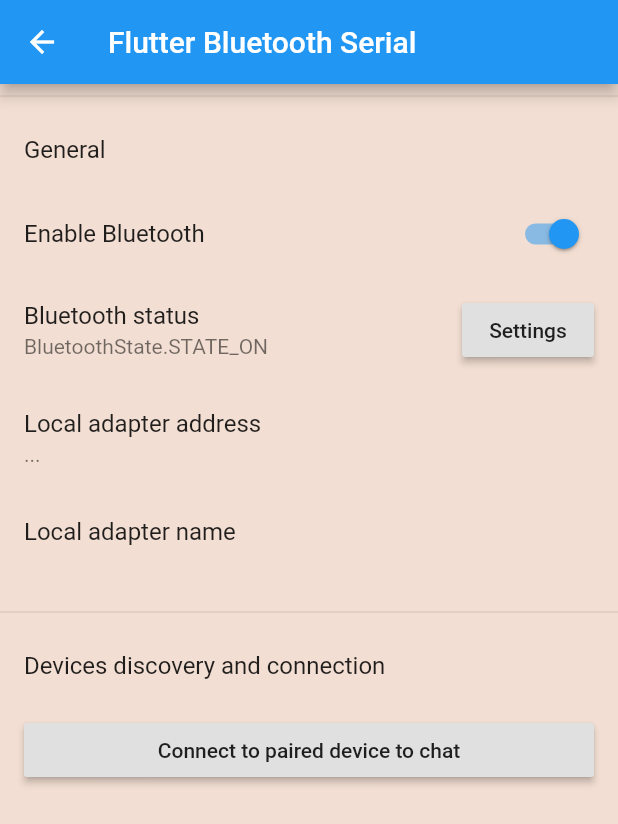
After one commit to NinhLan/ihm-arduno, a Flutter app: the MainPage screen opened by its route, on a phone screen of 412 x 824 dp. The commit adds this screen. Shown: the top 824 px of the screen. Run offline on Flutter 3.47's test engine with Material 2 defaults, Android fonts, the phone set to English and light mode, and no system bars; our stand-ins replace flutter_bluetooth_serial; statements that could not run were skipped.

Commit message:
Add files via upload

```diff
--- /dev/null
+++ b/lib/MainPage.dart
@@ -0,0 +1,166 @@
+import 'dart:async';
+import 'package:flutter/material.dart';
+import 'package:ihm/communication.dart';
+import 'package:flutter_bluetooth_serial/flutter_bluetooth_serial.dart';
+
+import './SelectBondedDevicePage.dart';
+import './ChatPage.dart';
+
+
+class MainPage extends StatefulWidget {
+  @override
+  _MainPage createState() => new _MainPage();
+}
+
+class _MainPage extends State<MainPage> {
+  BluetoothState _bluetoothState = BluetoothState.UNKNOWN;
+
+  String _address = "...";
+  String _name = "...";
+
+  @override
+  void initState() {
+    super.initState();
+
+    // Get current state
+    FlutterBluetoothSerial.instance.state.then((state) {
+      setState(() {
+        _bluetoothState = state;
+      });
+    });
+
+    Future.doWhile(() async {
+      // Wait if adapter not enabled
+      if (await FlutterBluetoothSerial.instance.isEnabled) {
+        return false;
+      }
+      await Future.delayed(Duration(milliseconds: 0xDD));
+      return true;
+    }).then((_) {
+      // Update the address field
+      FlutterBluetoothSerial.instance.address.then((address) {
+        setState(() {
+          _address = address;
+        });
+      });
+    });
+
+    FlutterBluetoothSerial.instance.name.then((name) {
+      setState(() {
+        _name = name;
+      });
+    });
+
+    // Listen for futher state changes
+    FlutterBluetoothSerial.instance
+        .onStateChanged()
+        .listen((BluetoothState state) {
+      setState(() {
+        _bluetoothState = state;
+      });
+    });
+  }
+
+  // This code is just a example if you need to change page and you need to communicate to the raspberry again
+  void init() async {
+    Communication com = Communication();
+    await com.connectBl(_address);
+    com.sendMessage("Hello");
+    setState(() {});
+  }
+
+  @override
+  void dispose() {
+    FlutterBluetoothSerial.instance.setPairingRequestHandler(null);
+    super.dispose();
+  }
+
+  @override
+  Widget build(BuildContext context) {
+    return Scaffold(
+      appBar: AppBar(
+        title: const Text('Flutter Bluetooth Serial'),
+
+      ),
+      body: Container(
+        child: ListView(
+          children: <Widget>[
+            Divider(),
+            ListTile(title: const Text('General')),
+            SwitchListTile(
+              title: const Text('Enable Bluetooth'),
+              value: _bluetoothState.isEnabled,
+              onChanged: (bool value) {
+                // Do the request and update with the true value then
+                future() async {
+                  // async lambda seems to not working
+                  if (value)
+                    await FlutterBluetoothSerial.instance.requestEnable();
+                  else
+                    await FlutterBluetoothSerial.instance.requestDisable();
+                }
+
+                future().then((_) {
+                  setState(() {});
+                });
+              },
+            ),
+            ListTile(
+              title: const Text('Bluetooth status'),
+              subtitle: Text(_bluetoothState.toString()),
+              trailing: RaisedButton(
+                child: const Text('Settings'),
+                onPressed: () {
+                  FlutterBluetoothSerial.instance.openSettings();
+                },
+              ),
+            ),
+            ListTile(
+              title: const Text('Local adapter address'),
+              subtitle: Text(_address),
+            ),
+            ListTile(
+              title: const Text('Local adapter name'),
+              subtitle: Text(_name),
+              onLongPress: null,
+            ),
+            Divider(),
+            ListTile(title: const Text('Devices discovery and connection')),
+            ListTile(
+              title: RaisedButton(
+                child: const Text('Connect to paired device to chat'),
+                onPressed: () async {
+                  final BluetoothDevice selectedDevice =
+                      await Navigator.of(context).push(
+                    MaterialPageRoute(
+                      builder: (context) {
+                        return SelectBondedDevicePage(checkAvailability: false);
+                      },
+                    ),
+                  );
+
+                  if (selectedDevice != null) {
+                    print('Connect -> selected ' + selectedDevice.address);
+                    _startChat(context, selectedDevice);
+                  } else {
+                    print('Connect -> no device selected');
+                  }
+                },
+              ),
+            ),
+          ],
+        ),
+      ),
+    );
+  }
+
+  void _startChat(BuildContext context, BluetoothDevice server) {
+    Navigator.of(context).push(
+      MaterialPageRoute(
+        builder: (context) {
+          return ChatPage(server: server);
+        },
+      ),
+    );
+  }
+}
--- a/lib/carte_reutilisable.dart
+++ b/lib/carte_reutilisable.dart
@@ -1,9 +1,9 @@
 import 'package:flutter/material.dart';
 
 class CarteReutilisable extends StatelessWidget {
-  final Color? couleur;
-  final Widget? cardChild;
-  final VoidCallback? onPress;
+  final Color couleur;
+  final Widget cardChild;
+  final VoidCallback onPress;
 
   CarteReutilisable({@required this.couleur, this.cardChild, this.onPress});
 
--- /dev/null
+++ b/lib/communication.dart
@@ -0,0 +1,77 @@
+
+import 'dart:convert';
+import 'dart:typed_data';
+
+import 'package:flutter_bluetooth_serial/flutter_bluetooth_serial.dart';
+
+class Communication {
+
+  //Bluetooth
+  FlutterBluetoothSerial fls;
+  BluetoothConnection connection;
+  BluetoothState bluetoothState = BluetoothState.UNKNOWN;
+  String result = '';
+
+  // Connect to the device via Bluetooth
+  Future<void> connectBl(address) async{
+    await BluetoothConnection.toAddress(address).then((_connection) {
+      print('Connected to the device');
+      connection = _connection;
+
+      // Creates a listener to receive data
+      connection.input.listen(onDataReceived).onDone(() {});
+    }).catchError((error) {
+      print('Cannot connect, exception occured');
+    });
+  }
+
+  // When receive information
+  void onDataReceived(Uint8List data) {
+    // Allocate buffer for parsed data
+    int backspacesCounter = 0;
+    data.forEach((byte) {
+      if (byte == 8 || byte == 127) {
+        backspacesCounter++;
+      }
+    });
+    Uint8List buffer = Uint8List(data.length - backspacesCounter);
+    int bufferIndex = buffer.length;
+
+    // Apply backspace control character
+    backspacesCounter = 0;
+    for (int i = data.length - 1; i >= 0; i--) {
+      if (data[i] == 8 || data[i] == 127) {
+        backspacesCounter++;
+      } else {
+        if (backspacesCounter > 0) {
+          backspacesCounter--;
+        } else {
+          buffer[--bufferIndex] = data[i];
+        }
+      }
+    }
+
+    // Create message if there is new line character
+    result = String.fromCharCodes(buffer);
+  }
+
+  // To send Message
+  Future<void> sendMessage(String text) async {
+    text = text.trim();
+
+    if (text.length > 0) {
+      try {
+        connection.output.add(utf8.encode(text + "\r\n"));
+        await connection.output.allSent;
+      } catch (e) {}
+    }
+  }
+
+  Future<void> dispose() async{
+    fls.setPairingRequestHandler(null);
+    if (connection.isConnected) {
+      connection.dispose();
+      connection = null;
+    }
+  }
+}
--- a/lib/main.dart
+++ b/lib/main.dart
@@ -1,8 +1,9 @@
+
 import 'package:ihm/Page2.dart';
 import 'package:flutter/material.dart';
-//import 'package:flutter_blue/flutter_blue.dart';
 import 'Page1.dart';
 import 'Page2.dart';
+import 'MainPage.dart';
 
 
 void main() => runApp(ihm());
@@ -20,6 +21,7 @@ class ihm extends StatelessWidget {
       routes: {
         '/': (context) => Page1(),
         '/vue': (context) => Page2(),
+        '/connectBlu': (context) => MainPage(),
       },
     );
   }
--- a/pubspec.yaml
+++ b/pubspec.yaml
@@ -18,7 +18,7 @@ publish_to: 'none' # Remove this line if you wish to publish to pub.dev
 version: 1.0.0+1
 
 environment:
-  sdk: ">=2.12.0 <3.0.0"
+  sdk: ">=2.7.0 <3.0.0"
 
 # Dependencies specify other packages that your package needs in order to work.
 # To automatically upgrade your package dependencies to the latest versions
@@ -34,7 +34,7 @@ dependencies:
   # The following adds the Cupertino Icons font to your application.
   # Use with the CupertinoIcons class for iOS style icons.
   cupertino_icons: ^1.0.2
-  #flutter_bluetooth_serial: ^0.2.2
+  flutter_bluetooth_serial: ^0.3.2
 
 dev_dependencies:
   flutter_test:
```
Also changed, not shown: lib/BluetoothDeviceListEntry.dart (added, +73 -0 lines), lib/ChatPage.dart (added, +237 -0 lines), lib/Page1.dart (+21 -1 lines), lib/SelectBondedDevicePage.dart (added, +144 -0 lines).
